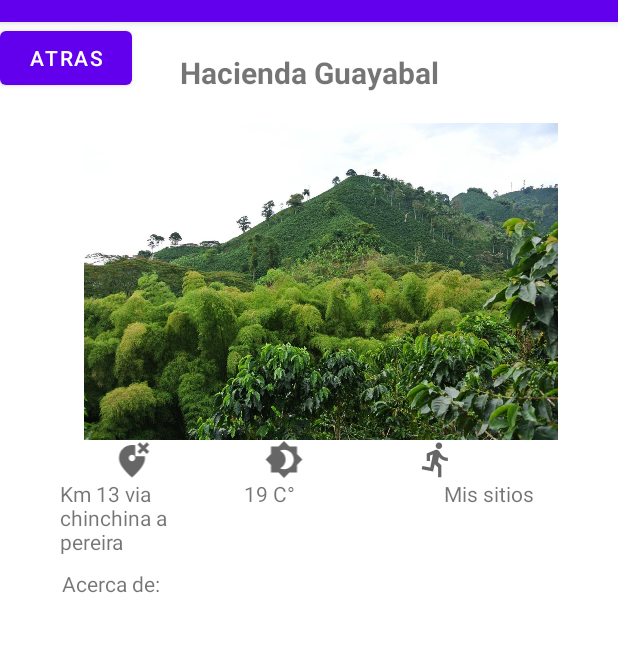
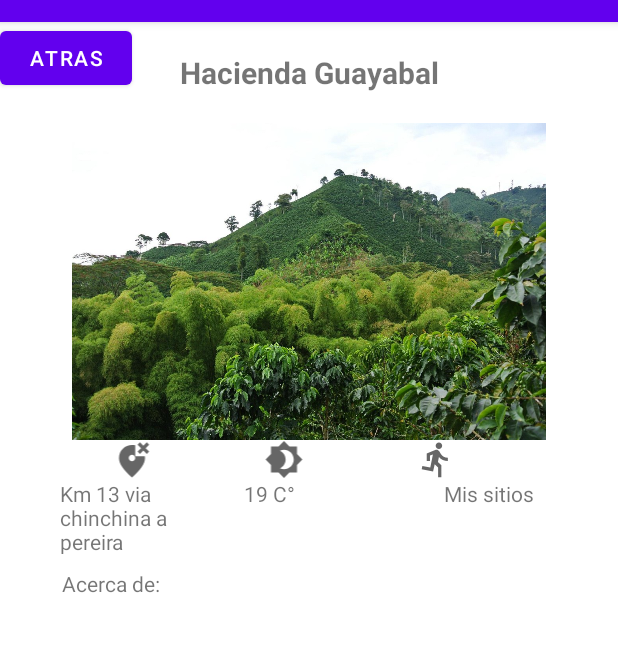
Before and after one commit to ironiante/chinchina_Explora, an Android app: the screen it shows after launch (MainActivity), on a phone screen of 412 x 824 dp, the part 62-714 px from its top. Run offline under Robolectric (Android 15) with nearby library versions, the phone set to English and light mode, and no system bars.

Commit message:
ajuste_m

```diff
--- a/app/src/main/res/layout/activity_main.xml
+++ b/app/src/main/res/layout/activity_main.xml
@@ -25,7 +25,7 @@
         android:id="@+id/imageView"
         android:layout_width="320dp"
         android:layout_height="211dp"
-        android:layout_marginStart="24dp"
+        android:layout_marginStart="8dp"
         android:layout_marginTop="20dp"
         android:layout_marginEnd="8dp"
         android:contentDescription="@string/imagen_finca"
```
